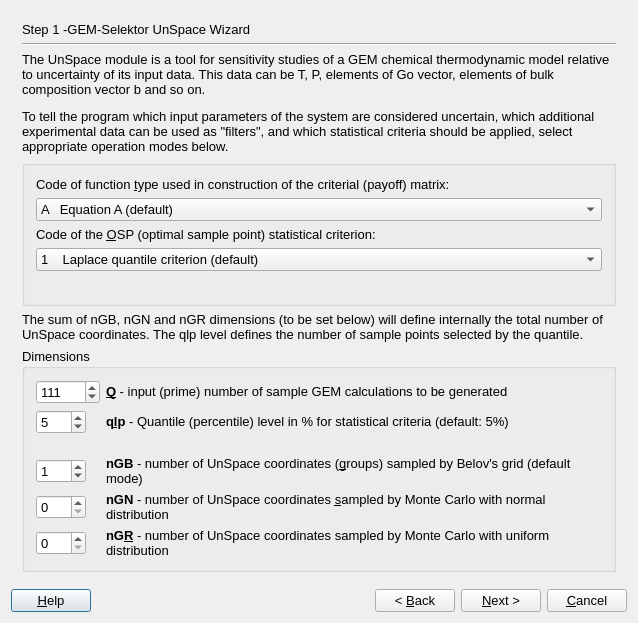
Old version of the form gems3/vizor4/dlg4/UnSpaceWizard4.ui in the repository gemshub/GEMSGUI.
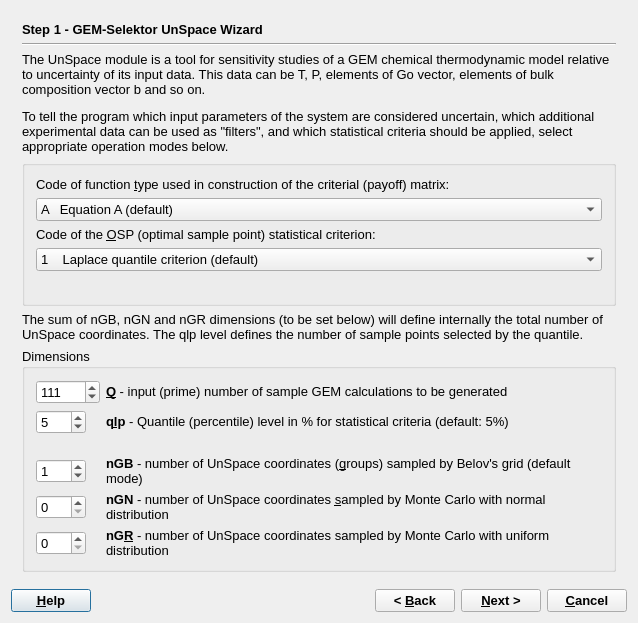
New version of the form. The open tabs and pages were chosen to show the change.

```diff
--- a/gems3/vizor4/dlg4/UnSpaceWizard4.ui
+++ b/gems3/vizor4/dlg4/UnSpaceWizard4.ui
@@ -38,26 +38,24 @@
      <property name="currentIndex" >
       <number>3</number>
      </property>
-     <widget class="QWidget" name="page" >
-      <property name="geometry" >
-       <rect>
-        <x>0</x>
-        <y>0</y>
-        <width>606</width>
-        <height>566</height>
-       </rect>
-      </property>
-      <layout class="QGridLayout" >
-       <item row="0" column="0" >
-        <widget class="QLabel" name="pageName" >
-         <property name="sizePolicy" >
-          <sizepolicy vsizetype="Fixed" hsizetype="Preferred" >
+     <widget class="QWidget" name="page">
+      <layout class="QGridLayout">
+       <item row="0" column="0">
+        <widget class="QLabel" name="pageName">
+         <property name="sizePolicy">
+          <sizepolicy hsizetype="Preferred" vsizetype="Fixed">
            <horstretch>0</horstretch>
            <verstretch>0</verstretch>
           </sizepolicy>
          </property>
-         <property name="text" >
-          <string>Step 1 -GEM-Selektor UnSpace Wizard</string>
+         <property name="font">
+          <font>
+           <weight>75</weight>
+           <bold>true</bold>
+          </font>
+         </property>
+         <property name="text">
+          <string>Step 1 - GEM-Selektor UnSpace Wizard</string>
          </property>
         </widget>
        </item>
@@ -1610,8 +1608,14 @@
    <item row="1" column="0" >
     <layout class="QHBoxLayout" >
      <item>
-      <widget class="QPushButton" name="pHelp" >
-       <property name="text" >
+      <widget class="QPushButton" name="pHelp">
+       <property name="font">
+        <font>
+         <weight>75</weight>
+         <bold>true</bold>
+        </font>
+       </property>
+       <property name="text">
         <string>&amp;Help</string>
        </property>
       </widget>
@@ -1630,22 +1634,40 @@
       </spacer>
      </item>
      <item>
-      <widget class="QPushButton" name="pBack" >
-       <property name="text" >
+      <widget class="QPushButton" name="pBack">
+       <property name="font">
+        <font>
+         <weight>75</weight>
+         <bold>true</bold>
+        </font>
+       </property>
+       <property name="text">
         <string>&lt; &amp;Back</string>
        </property>
       </widget>
      </item>
      <item>
-      <widget class="QPushButton" name="pNext" >
-       <property name="text" >
-        <string>&amp;Next ></string>
+      <widget class="QPushButton" name="pNext">
+       <property name="font">
+        <font>
+         <weight>75</weight>
+         <bold>true</bold>
+        </font>
+       </property>
+       <property name="text">
+        <string>&amp;Next &gt;</string>
        </property>
       </widget>
      </item>
      <item>
-      <widget class="QPushButton" name="pCancel" >
-       <property name="text" >
+      <widget class="QPushButton" name="pCancel">
+       <property name="font">
+        <font>
+         <weight>75</weight>
+         <bold>true</bold>
+        </font>
+       </property>
+       <property name="text">
         <string>&amp;Cancel</string>
        </property>
       </widget>
@@ -1654,7 +1676,7 @@
    </item>
   </layout>
  </widget>
- <layoutdefault spacing="6" margin="11" />
+ <layoutdefault spacing="6" margin="11"/>
  <resources/>
  <connections>
   <connection>
```
Left out of the diff: 1143 changed lines with no effect on the pictures.
